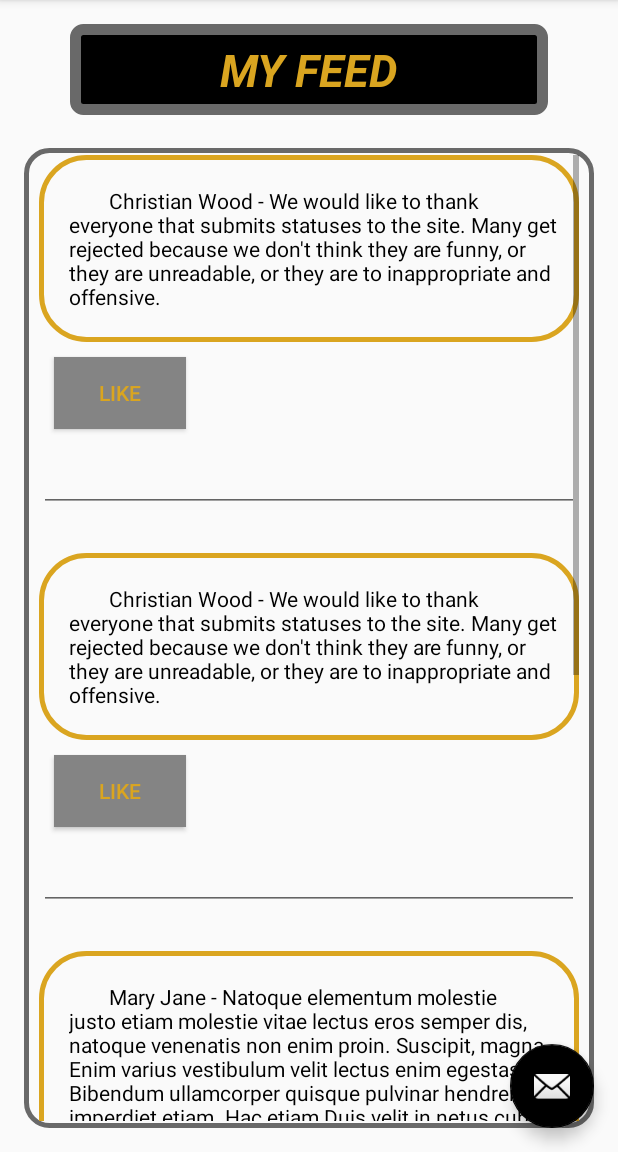
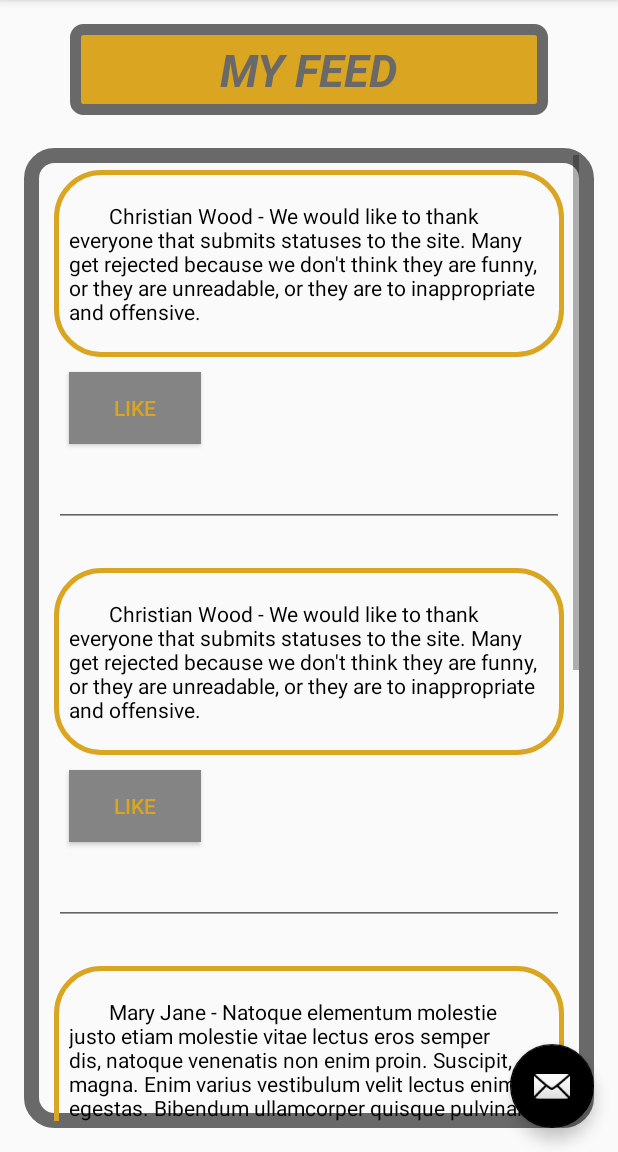
Before and after one commit to tali0273/Tao-Li, an Android app: the MainActivity screen opened directly, with no data from a screen before it, on a phone screen of 412 x 824 dp, the part 84-1236 px from its top. Run offline under Robolectric (Android 15) with nearby library versions, the phone set to English and light mode, and no system bars.

Commit message:
Theme Update for News Feed

```diff
--- a/SocialBuff/app/src/main/res/drawable/activity_title.xml
+++ b/SocialBuff/app/src/main/res/drawable/activity_title.xml
@@ -13,5 +13,5 @@
         android:bottom="10dp"
         android:right="100dp"
         />
-    <solid android:color="@color/colorAccent" />
+    <solid android:color="@color/colorPrimary" />
 </shape>
--- a/SocialBuff/app/src/main/res/drawable/newsfeed_black_border.xml
+++ b/SocialBuff/app/src/main/res/drawable/newsfeed_black_border.xml
@@ -1,7 +1,7 @@
 <?xml version="1.0" encoding="utf-8"?>
 <shape xmlns:android="http://schemas.android.com/apk/res/android" android:shape="rectangle">
     <stroke
-        android:width="3dp"
+        android:width="10dp"
         android:color="@color/colorPrimaryDark"
         />
     <corners
--- a/SocialBuff/app/src/main/res/drawable/newsfeed_border.xml
+++ b/SocialBuff/app/src/main/res/drawable/newsfeed_border.xml
@@ -8,7 +8,7 @@
         android:radius="30dp"
         />
     <padding
-        android:left="20dp"
+        android:left="10dp"
         android:top="5dp"
         android:bottom="5dp"
         android:right="10dp"
--- a/SocialBuff/app/src/main/res/layout/content_main.xml
+++ b/SocialBuff/app/src/main/res/layout/content_main.xml
@@ -19,7 +19,7 @@
         android:layout_height="wrap_content"
         android:text="MY FEED"
         android:layout_centerHorizontal="true"
-        android:textColor="#DAA520"
+        android:textColor="@color/colorPrimaryDark"
         android:textStyle="bold|italic"
         android:textSize="30sp"
         android:background="@drawable/activity_title"
@@ -37,7 +37,8 @@
             android:layout_width="match_parent"
             android:layout_height="wrap_content"
             android:orientation="vertical"
-            android:weightSum="1">
+            android:weightSum="1"
+            android:layout_margin="10sp">
 
             <TextView
                 android:layout_width="wrap_content"
--- a/SocialBuff/app/src/main/res/layout/content_profile_page2.xml
+++ b/SocialBuff/app/src/main/res/layout/content_profile_page2.xml
@@ -15,7 +15,6 @@
         android:layout_height="wrap_content"
         android:id="@+id/list"
         android:contextClickable="false"
-        android:text="@string/profile_example"
         android:textSize="20sp"
         android:textColor="#000000"
         android:gravity="center"/>
```
Also changed, not shown: SocialBuff/app/src/main/java/com/example/isaia/socialbuff/ProfilePage2.java (+7 -3 lines).
